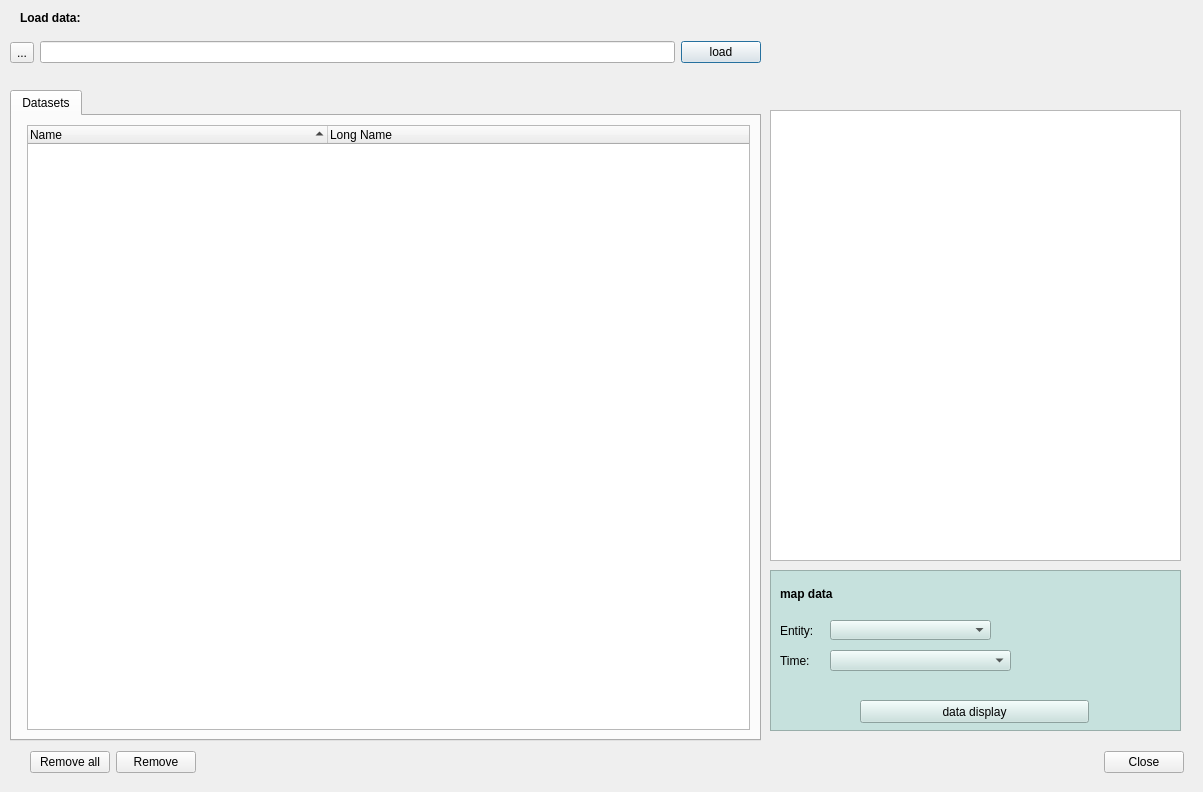
First picture: the form in netCDFVisualizer.ui, repository EBVcube/EBVCubeVisualizer, before the edit.
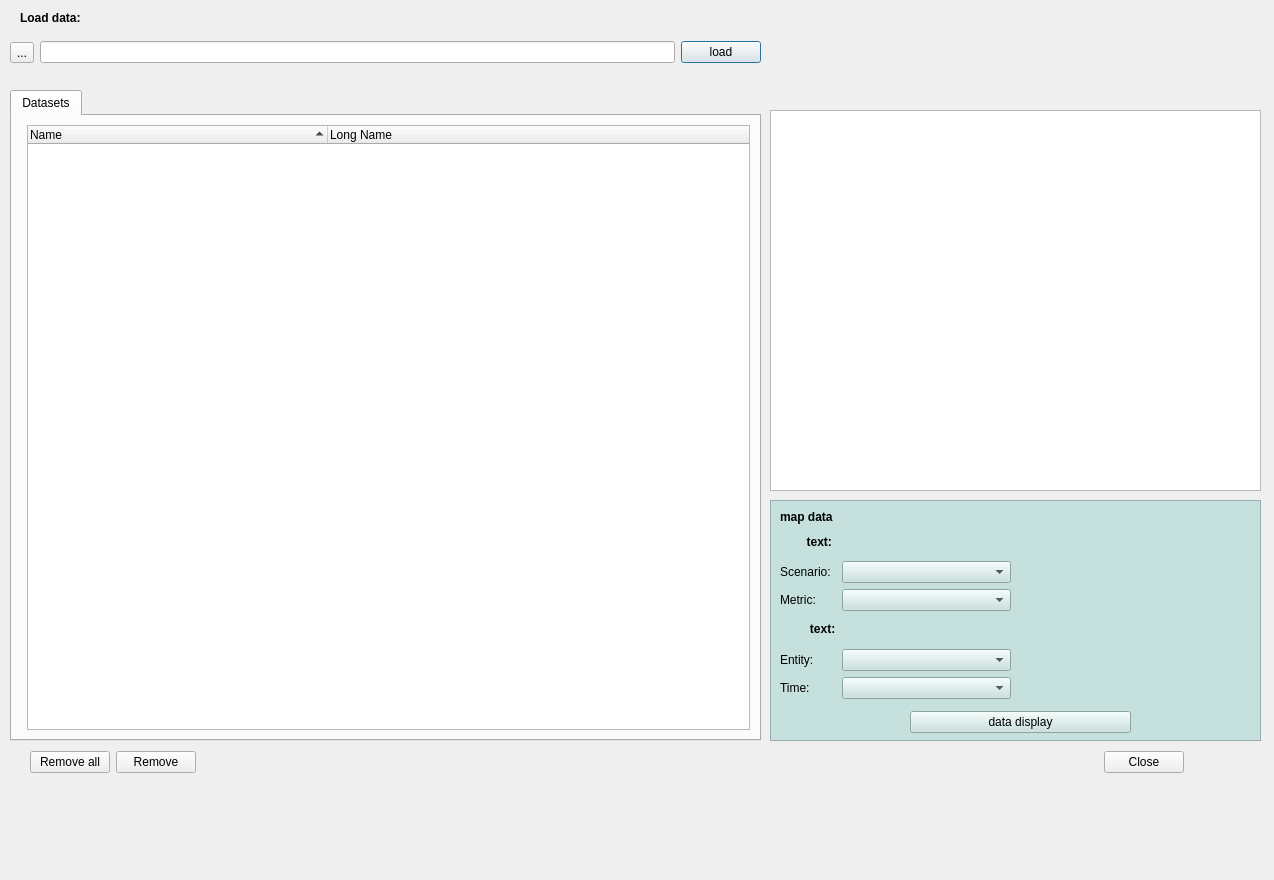
Second picture: the form after the edit.

Commit message: the combobox scenario and metric have been added

The edit to the form file:
```diff
--- a/netCDFVisualizer.ui
+++ b/netCDFVisualizer.ui
@@ -6,8 +6,8 @@
    <rect>
     <x>0</x>
     <y>0</y>
-    <width>1203</width>
-    <height>792</height>
+    <width>1274</width>
+    <height>880</height>
    </rect>
   </property>
   <property name="sizePolicy">
@@ -204,8 +204,8 @@
     <rect>
      <x>770</x>
      <y>110</y>
-     <width>411</width>
-     <height>451</height>
+     <width>491</width>
+     <height>381</height>
     </rect>
    </property>
    <layout class="QVBoxLayout" name="verticalLayout">
@@ -260,9 +260,9 @@
    <property name="geometry">
     <rect>
      <x>770</x>
-     <y>570</y>
-     <width>411</width>
-     <height>161</height>
+     <y>500</y>
+     <width>491</width>
+     <height>241</height>
     </rect>
    </property>
    <property name="sizePolicy">
@@ -280,67 +280,119 @@
    <property name="frameShadow">
     <enum>QFrame::Raised</enum>
    </property>
-   <widget class="QComboBox" name="cbox_time">
+   <widget class="QWidget" name="verticalLayoutWidget">
     <property name="geometry">
      <rect>
-      <x>60</x>
-      <y>80</y>
-      <width>181</width>
-      <height>21</height>
+      <x>140</x>
+      <y>210</y>
+      <width>221</width>
+      <height>25</height>
      </rect>
     </property>
-    <property name="sizePolicy">
-     <sizepolicy hsizetype="Preferred" vsizetype="Ignored">
-      <horstretch>0</horstretch>
-      <verstretch>0</verstretch>
-     </sizepolicy>
-    </property>
-   </widget>
-   <widget class="QComboBox" name="cbox_entity">
+    <layout class="QVBoxLayout" name="verticalLayout_2">
+     <item>
+      <widget class="QPushButton" name="btn_plot">
+       <property name="styleSheet">
+        <string notr="true">selection-background-color: rgb(83, 194, 200);</string>
+       </property>
+       <property name="text">
+        <string>data display</string>
+       </property>
+      </widget>
+     </item>
+    </layout>
+   </widget>
+   <widget class="QWidget" name="formLayoutWidget">
     <property name="geometry">
      <rect>
-      <x>60</x>
-      <y>50</y>
-      <width>161</width>
-      <height>20</height>
+      <x>10</x>
+      <y>10</y>
+      <width>231</width>
+      <height>189</height>
      </rect>
     </property>
-   </widget>
+    <layout class="QFormLayout" name="formLayout_2">
+     <item row="0" column="0">
+      <widget class="QLabel" name="label">
+       <property name="font">
+        <font>
+         <weight>75</weight>
+         <bold>true</bold>
+        </font>
+       </property>
+       <property name="text">
+        <string>map data</string>
+       </property>
+      </widget>
+     </item>
+     <item row="2" column="0">
+      <widget class="QLabel" name="label_4">
+       <property name="text">
+        <string>Scenario:</string>
+       </property>
+      </widget>
+     </item>
+     <item row="2" column="1">
+      <widget class="QComboBox" name="cbox_scenarios"/>
+     </item>
+     <item row="4" column="0">
+      <widget class="QLabel" name="label_5">
+       <property name="text">
+        <string>Metric:</string>
+       </property>
+      </widget>
+     </item>
+     <item row="4" column="1">
+      <widget class="QComboBox" name="cbox_metric"/>
+     </item>
+     <item row="7" column="0">
    <widget class="QLabel" name="label_2">
-    <property name="geometry">
-     <rect>
-      <x>10</x>
-      <y>50</y>
-      <width>41</width>
-      <height>21</height>
-     </rect>
-    </property>
     <property name="text">
      <string>Entity:</string>
     </property>
    </widget>
+     </item>
+     <item row="7" column="1">
+      <widget class="QComboBox" name="cbox_entity"/>
+     </item>
+     <item row="8" column="0">
    <widget class="QLabel" name="label_3">
-    <property name="geometry">
-     <rect>
-      <x>10</x>
-      <y>80</y>
-      <width>41</width>
-      <height>21</height>
-     </rect>
-    </property>
     <property name="text">
      <string>Time:</string>
     </property>
    </widget>
-   <widget class="QLabel" name="label">
-    <property name="geometry">
-     <rect>
-      <x>10</x>
-      <y>13</y>
-      <width>66</width>
-      <height>21</height>
-     </rect>
-    </property>
+     </item>
+     <item row="8" column="1">
+      <widget class="QComboBox" name="cbox_time"/>
+     </item>
+     <item row="5" column="1">
+      <spacer name="verticalSpacer_2">
+       <property name="orientation">
+        <enum>Qt::Vertical</enum>
+       </property>
+       <property name="sizeHint" stdset="0">
+        <size>
+         <width>20</width>
+         <height>40</height>
+        </size>
+       </property>
+      </spacer>
+     </item>
+     <item row="1" column="1">
+      <spacer name="verticalSpacer">
+       <property name="orientation">
+        <enum>Qt::Vertical</enum>
+       </property>
+       <property name="sizeHint" stdset="0">
+        <size>
+         <width>20</width>
+         <height>40</height>
+        </size>
+       </property>
+      </spacer>
+     </item>
+     <item row="5" column="0">
+      <widget class="QLabel" name="label_7">
     <property name="font">
      <font>
       <weight>75</weight>
@@ -348,24 +400,24 @@
      </font>
     </property>
     <property name="text">
-     <string>map data</string>
-    </property>
-   </widget>
-   <widget class="QPushButton" name="btn_plot">
-    <property name="geometry">
-     <rect>
-      <x>90</x>
-      <y>130</y>
-      <width>229</width>
-      <height>23</height>
-     </rect>
-    </property>
-    <property name="styleSheet">
-     <string notr="true">selection-background-color: rgb(83, 194, 200);</string>
-    </property>
+        <string>         text:</string>
+       </property>
+      </widget>
+     </item>
+     <item row="1" column="0">
+      <widget class="QLabel" name="label_8">
+       <property name="font">
+        <font>
+         <weight>75</weight>
+         <bold>true</bold>
+        </font>
+       </property>
     <property name="text">
-     <string>data display</string>
-    </property>
+        <string>        text:</string>
+       </property>
+      </widget>
+     </item>
+    </layout>
    </widget>
   </widget>
  </widget>
```
Left out of the diff: 2 changed lines with no effect on the pictures. Lines whose indentation alone changed are shown as unchanged.
